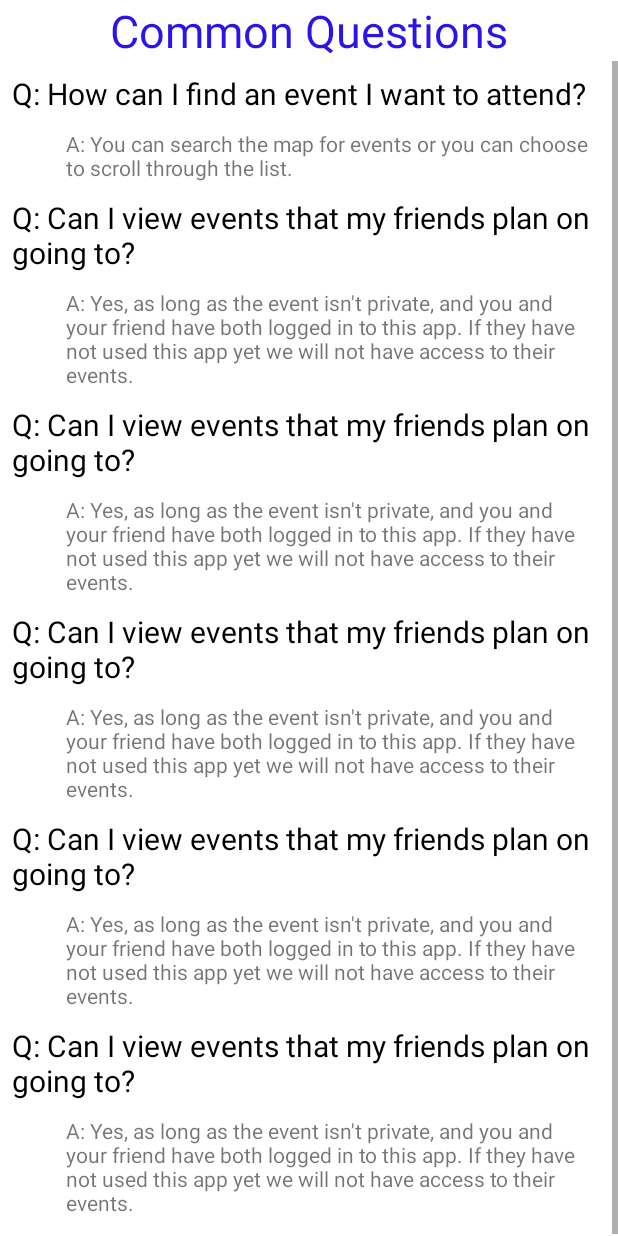
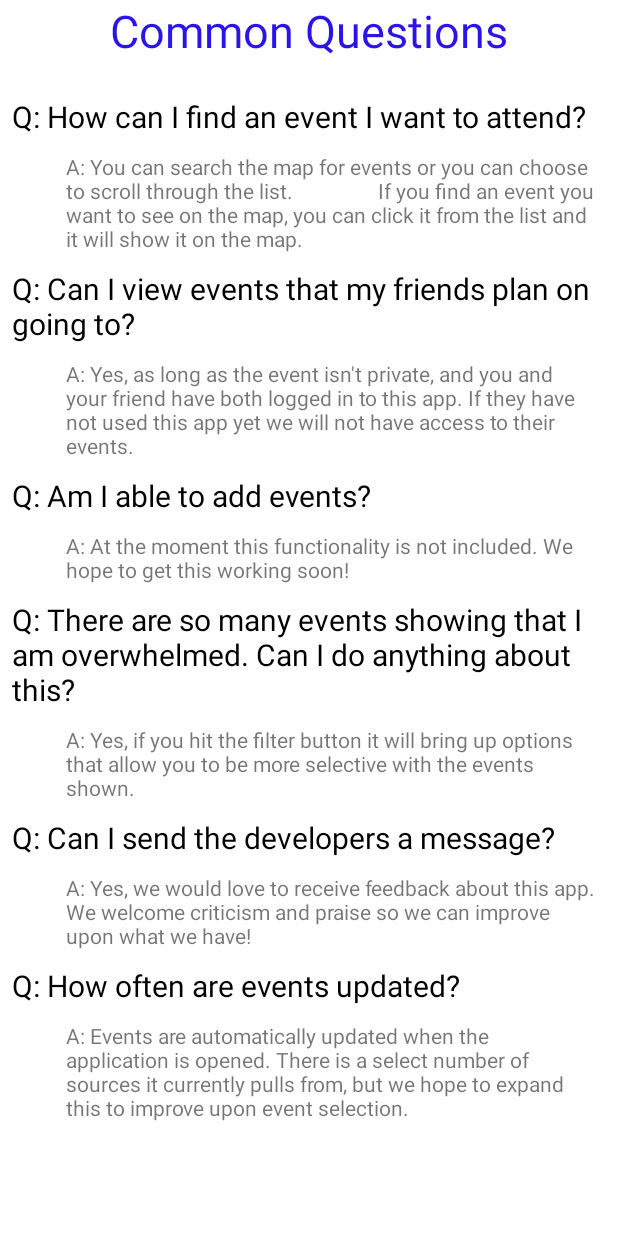
Before and after one commit to xMallred/Maple, an Android app: the ListFragment screen opened directly, with no data from a screen before it, after a tap on "HELP", on a phone screen of 412 x 824 dp. Run offline under Robolectric (Android 15) with nearby library versions, the phone set to English and light mode, and no system bars; libraries missing offline, so code that uses them is left out: com.facebook, com.facebook.login, com.mongodb.stitch, org.bson; 13 statements that could not run were skipped.

Commit message:
made it so eventlist click focuses the map on the event. also updated q&a section. Attempted to fix facebook data not pulling to profile but not complete.

```diff
--- a/app/src/main/java/com/maple/mallr/mongo/ListFragment.java
+++ b/app/src/main/java/com/maple/mallr/mongo/ListFragment.java
@@ -8,6 +8,8 @@ import android.support.v4.app.Fragment;
 import android.support.v4.app.FragmentManager;
 import android.support.v4.app.FragmentTransaction;
 import android.util.Log;
+
+import android.widget.Toast;
 import android.view.LayoutInflater;
 import android.view.View;
 import android.view.ViewGroup;
@@ -44,13 +46,14 @@ import java.util.List;
  * A simple {@link Fragment} subclass.
  */
 public class ListFragment extends Fragment {
-
+    private OnFragmentInteractionListener mListener;
     ArrayList<String> listOfEvent;
 
     StitchClient stitchClient;
     MongoClient client;
     MongoClient.Collection coll;
     ArrayList<String> list_event = new ArrayList<>();
+    ArrayList<String> displayEventList = new ArrayList<>();
     ArrayList<String> nameOfEvents = new ArrayList<>();
 
     public ListFragment() {
@@ -72,7 +75,13 @@ public class ListFragment extends Fragment {
             //listOfEvents = savedInstanceState.getStringArrayList("eventList");
 
         login();
-
+        lv.setOnItemClickListener(new AdapterView.OnItemClickListener() {
+            @Override
+            public void onItemClick(AdapterView<?> parent, View view, int position, long id) {
+                String event = list_event.get(position);
+                mListener.onFragmentInteraction(event);
+            }
+        });
          return view;
     }
 
@@ -112,12 +121,13 @@ public class ListFragment extends Fragment {
             String eventtype = StringUtils.substringBetween(temp, "EventType=", ",");
             String age = StringUtils.substringBetween(temp, "Age=", ",");
             String date = StringUtils.substringBetween(temp, "Date=", "}");
+            displayEventList.add(title + " @ " + venue + "\nEventType: " + eventtype + "\nAddress: " + address + "\nDate: " + date);
 
 
             if(!nameOfEvents.contains(title))
             {
                 nameOfEvents.add(title);
-                String event_info = title + ",  EventType: " +eventtype + ", Date: " + date;
+                String event_info = "Event: " + title + ", EventType: " + eventtype + ", Address: " + address + ", Venue: " + venue + ", Date: " + date+ ", Latitude: " + latitude + ", Longitude: " + longitude+";";
                 list_event.add(event_info);
             }
 
@@ -138,14 +148,14 @@ public class ListFragment extends Fragment {
                     //Log.d("Stitch", "Number of collections: " + task.getResult());
                     String t = task.getResult().toString();
                     String obj = parse(t);
-                    String[] eventText = {"Event 1", "Event 2", "event 3",
-                            "event 4", "etc"};
 
-                    final ArrayAdapter<String> listViewArrayAdapter;
+                        final ArrayAdapter<String> listViewArrayAdapter;
                     List<String> eventList = new ArrayList<>(list_event);
                     if(!eventList.isEmpty()) {
-                        listViewArrayAdapter = new ArrayAdapter<String>(getActivity(), android.R.layout.simple_list_item_1, eventList);
+                        listViewArrayAdapter = new ArrayAdapter<>(getActivity(), android.R.layout.simple_list_item_1, displayEventList);
+
                         lv.setAdapter(listViewArrayAdapter);
+
                         lv.invalidateViews();
                     }
                 }
@@ -154,7 +164,24 @@ public class ListFragment extends Fragment {
                 }
 
             }
+
+
         });
     }
-
+    public interface OnFragmentInteractionListener {
+        void onFragmentInteraction(String string);
+    }
+    public void onAttach(Context context) {
+        super.onAttach(context);
+        if (context instanceof OnFragmentInteractionListener) {
+            mListener = (OnFragmentInteractionListener) context;
+        } else {
+            throw new RuntimeException(context.toString()
+                    + " must implement OnFragmentInteractionListener");
+        }
+    }
+    public void onDetach() {
+        super.onDetach();
+        mListener = null;
+    }
 }
--- a/app/src/main/java/com/maple/mallr/mongo/MapsActivity.java
+++ b/app/src/main/java/com/maple/mallr/mongo/MapsActivity.java
@@ -25,6 +25,7 @@ import android.widget.EditText;
 import android.widget.FrameLayout;
 import android.widget.ImageButton;
 import android.widget.TextView;
+import android.widget.Toast;
 
 
 import com.facebook.AccessToken;
@@ -103,13 +104,13 @@ import okhttp3.OkHttpClient;
 /**
  * An activity that displays a map showing the place at the device's current location.
  */
-public class MapsActivity extends AppCompatActivity
-        implements OnMapReadyCallback {
+ public class MapsActivity extends AppCompatActivity
+        implements OnMapReadyCallback, ListFragment.OnFragmentInteractionListener {
 
     private static final String TAG = MapsActivity.class.getSimpleName();
     private GoogleMap mMap;
     private CameraPosition mCameraPosition;
-
+private String myString;
     // The entry points to the Places API.
     private GeoDataClient mGeoDataClient;
     private PlaceDetectionClient mPlaceDetectionClient;
@@ -133,10 +134,7 @@ public class MapsActivity extends AppCompatActivity
 
     private Handler _handler;
     private Runnable _refresher;
-    String first_name;
-    String email;
-    String picture;
-    String fb;
+    ArrayList<String> fb= new ArrayList<>();
 
     // The geographical location where the device is currently located. That is, the last-known
     // location retrieved by the Fused Location Provider.
@@ -152,7 +150,10 @@ public class MapsActivity extends AppCompatActivity
     ArrayList<String> listOfEvents = new ArrayList<>();
     ArrayList<String> nameOfEvents = new ArrayList<>();
     ArrayList<String> list_event = new ArrayList<>();
-
+    String email;
+    String name;
+    String picture;
+    boolean firstLoad = true;
     int currentNum;
     int previousNum;
 
@@ -161,11 +162,9 @@ public class MapsActivity extends AppCompatActivity
         super.onCreate(savedInstanceState);
         Bundle extras = getIntent().getExtras();
         if (extras != null) {
-            first_name = extras.getString("name");
+            name = extras.getString("name");
             email = extras.getString("email");
             picture = extras.getString("picture");
-            fb = extras.getString("fb");
-            //The key argument here must match that used in the other activity
         }
         currentNum = 0;
         previousNum = 0;
@@ -210,6 +209,8 @@ public class MapsActivity extends AppCompatActivity
         //
         // Change the events being passed to valid arraylist
         //
+
+
         extras.putStringArrayList("eventList", listOfEvents);
         //Set the fragment initially
 
@@ -220,54 +221,46 @@ public class MapsActivity extends AppCompatActivity
 
     /** Called when the user taps the Send button */
     public void sendMessage(View view) {
-        Intent intent = new Intent(this, ProfileActivity.class);
-
+        Intent myintent = new Intent(this, ProfileActivity.class);
         Bundle bun = new Bundle();
-        bun.putString("name", first_name);
+        bun.putString("name", name);
         bun.putString("email", email);
-        bun.putString("picture",picture);
-        bun.putString("fb", fb);
-        intent.putExtras(bun);
-        startActivity(intent);
+        bun.putString("picture", picture);
+        myintent.putExtras(bun);
+        startActivity(myintent);
 
     }
 
     /** Called when the user taps the Send button */
     public void filter(View view) {
-        Intent intent = new Intent(this, FilterActivity.class);
-
+        Intent myintent = new Intent(this, FilterActivity.class);
         Bundle bun = new Bundle();
-        bun.putString("name", first_name);
+        bun.putString("name", name);
         bun.putString("email", email);
-        bun.putString("picture",picture);
-        bun.putString("fb", fb);
-        intent.putExtras(bun);
-        startActivity(intent);
+        bun.putString("picture", picture);
+        myintent.putExtras(bun);
+        startActivity(myintent);
 
     }
     /** Called when the user taps the Send button */
     public void feedback(View view) {
-        Intent intent = new Intent(this, EmailActivity.class);
-
+        Intent myintent = new Intent(this, EmailActivity.class);
         Bundle bun = new Bundle();
-        bun.putString("name", first_name);
+        bun.putString("name", name);
         bun.putString("email", email);
-        bun.putString("picture",picture);
-        bun.putString("fb", fb);
-        intent.putExtras(bun);
-        startActivity(intent);
+        bun.putString("picture", picture);
+        myintent.putExtras(bun);
+        startActivity(myintent);
 
     }/** Called when the user taps the Send button */
     public void help(View view) {
-        Intent intent = new Intent(this, HelpActivity.class);
-
+        Intent myintent = new Intent(this, HelpActivity.class);
         Bundle bun = new Bundle();
-        bun.putString("name", first_name);
+        bun.putString("name", name);
         bun.putString("email", email);
-        bun.putString("picture",picture);
-        bun.putString("fb", fb);
-        intent.putExtras(bun);
-        startActivity(intent);
+        bun.putString("picture", picture);
+        myintent.putExtras(bun);
+        startActivity(myintent);
 
     }
 
@@ -406,8 +399,11 @@ public class MapsActivity extends AppCompatActivity
         // Turn on the My Location layer and the related control on the map.
         updateLocationUI();
 
-        // Get the current location of the device and set the position of the map.
-        getDeviceLocation();
+        if(firstLoad) {
+            // Get the current location of the device and set the position of the map.
+            getDeviceLocation();
+            firstLoad=false;
+        }
 
 
     }
@@ -486,6 +482,7 @@ public class MapsActivity extends AppCompatActivity
         }
 
     }
+
 
     /**
      * Updates the map's UI settings based on whether the user has granted location permission.
@@ -597,4 +594,18 @@ public class MapsActivity extends AppCompatActivity
             e.printStackTrace();
         }
     }
+    public void onFragmentInteraction(String string) {
+        this.myString = string;
+        String title = StringUtils.substringBetween(myString, "Event: ", ",");
+        String latitude = StringUtils.substringBetween(myString, "Latitude: ", ",");
+        String longitude = StringUtils.substringBetween(myString, "Longitude: ", ";");
+
+        Toast.makeText(this, title, Toast.LENGTH_LONG).show();
+        // Need to find the matching collection in the db to pull lat and long.
+        // then just update zoom location.
+
+        mMap.moveCamera(CameraUpdateFactory.newLatLngZoom(
+                new LatLng(Double.parseDouble(latitude),Double.parseDouble(longitude)), 15));
+
+    }
 }
--- a/app/src/main/res/layout/activity_help.xml
+++ b/app/src/main/res/layout/activity_help.xml
@@ -33,6 +33,7 @@ tools:context=".HelpActivity">
             android:layout_width="match_parent"
             android:layout_height="wrap_content"
             android:layout_weight="1"
+            android:layout_marginTop="15dp"
             android:padding="2dip"
             android:textColor="@android:color/black"
             android:textSize="20dp"
@@ -44,7 +45,8 @@ tools:context=".HelpActivity">
             android:layout_weight="1"
             android:layout_marginLeft="30dp"
             android:padding="8dip"
-            android:text="A: You can search the map for events or you can choose to scroll through the list." />
+            android:text="A: You can search the map for events or you can choose to scroll through the list.
+                If you find an event you want to see on the map, you can click it from the list and it will show it on the map." />
         <TextView
             android:id="@+id/Q2"
             android:layout_width="match_parent"
@@ -71,7 +73,7 @@ tools:context=".HelpActivity">
             android:padding="2dip"
             android:textSize="20dp"
             android:textColor="@android:color/black"
-            android:text="Q: Can I view events that my friends plan on going to?"/>
+            android:text="Q: Am I able to add events?"/>
         <TextView
             android:id="@+id/A3"
             android:layout_width="match_parent"
@@ -79,7 +81,7 @@ tools:context=".HelpActivity">
             android:layout_weight="1"
             android:layout_marginLeft="30dp"
             android:padding="8dip"
-            android:text="A: Yes, as long as the event isn't private, and you and your friend have both logged in to this app. If they have not used this app yet we will not have access to their events." />
+            android:text="A: At the moment this functionality is not included. We hope to get this working soon!" />
 
         <TextView
             android:id="@+id/Q4"
@@ -89,7 +91,7 @@ tools:context=".HelpActivity">
             android:padding="2dip"
             android:textSize="20dp"
             android:textColor="@android:color/black"
-            android:text="Q: Can I view events that my friends plan on going to?"/>
+            android:text="Q: There are so many events showing that I am overwhelmed. Can I do anything about this?"/>
         <TextView
             android:id="@+id/A4"
             android:layout_width="match_parent"
@@ -97,7 +99,7 @@ tools:context=".HelpActivity">
             android:layout_weight="1"
             android:layout_marginLeft="30dp"
             android:padding="8dip"
-            android:text="A: Yes, as long as the event isn't private, and you and your friend have both logged in to this app. If they have not used this app yet we will not have access to their events." />
+            android:text="A: Yes, if you hit the filter button it will bring up options that allow you to be more selective with the events shown." />
 
         <TextView
             android:id="@+id/Q5"
@@ -107,7 +109,7 @@ tools:context=".HelpActivity">
             android:padding="2dip"
             android:textSize="20dp"
             android:textColor="@android:color/black"
-            android:text="Q: Can I view events that my friends plan on going to?"/>
+            android:text="Q: Can I send the developers a message?"/>
         <TextView
             android:id="@+id/A5"
             android:layout_width="match_parent"
@@ -115,7 +117,7 @@ tools:context=".HelpActivity">
             android:layout_weight="1"
             android:layout_marginLeft="30dp"
             android:padding="8dip"
-            android:text="A: Yes, as long as the event isn't private, and you and your friend have both logged in to this app. If they have not used this app yet we will not have access to their events." />
+            android:text="A: Yes, we would love to receive feedback about this app. We welcome criticism and praise so we can improve upon what we have!" />
 
         <TextView
             android:id="@+id/Q6"
@@ -125,7 +127,7 @@ tools:context=".HelpActivity">
             android:padding="2dip"
             android:textSize="20dp"
             android:textColor="@android:color/black"
-            android:text="Q: Can I view events that my friends plan on going to?"/>
+            android:text="Q: How often are events updated?"/>
         <TextView
             android:id="@+id/A6"
             android:layout_width="match_parent"
@@ -133,7 +135,7 @@ tools:context=".HelpActivity">
             android:layout_weight="1"
             android:layout_marginLeft="30dp"
             android:padding="8dip"
-            android:text="A: Yes, as long as the event isn't private, and you and your friend have both logged in to this app. If they have not used this app yet we will not have access to their events." />
+            android:text="A: Events are automatically updated when the application is opened. There is a select number of sources it currently pulls from, but we hope to expand this to improve upon event selection." />
 
     </LinearLayout>
 </ScrollView>
```
Also changed, not shown: app/src/main/java/com/maple/mallr/mongo/MainActivity.java (+15 -10 lines), app/src/main/java/com/maple/mallr/mongo/ProfileActivity.java (+9 -9 lines).
